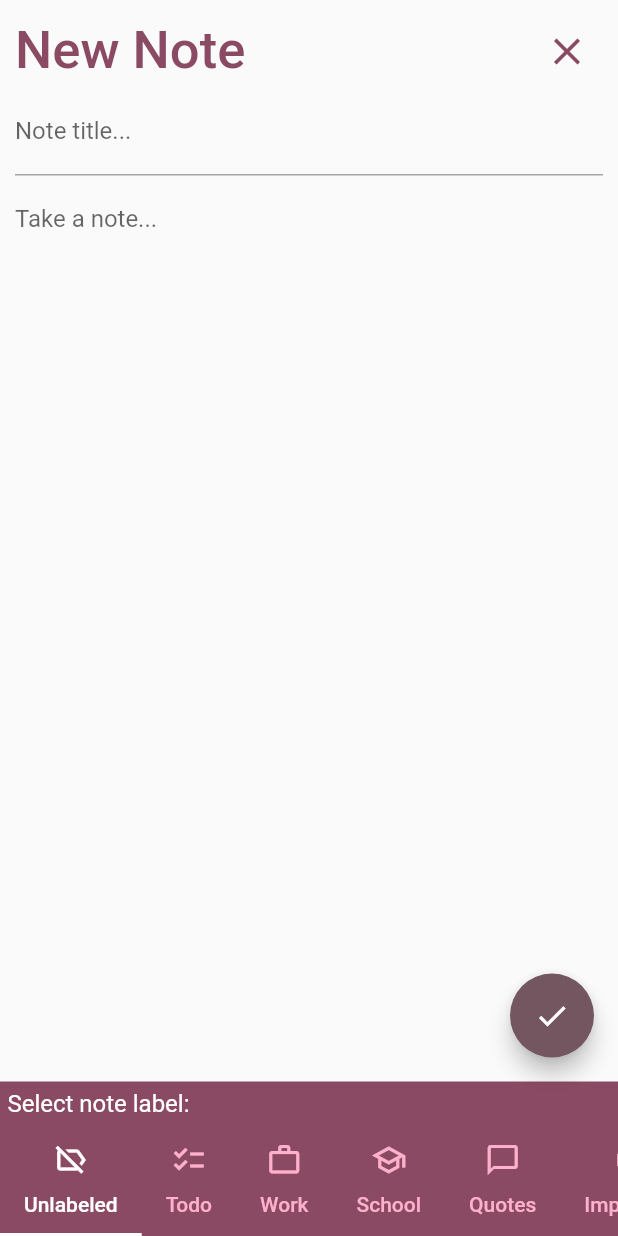
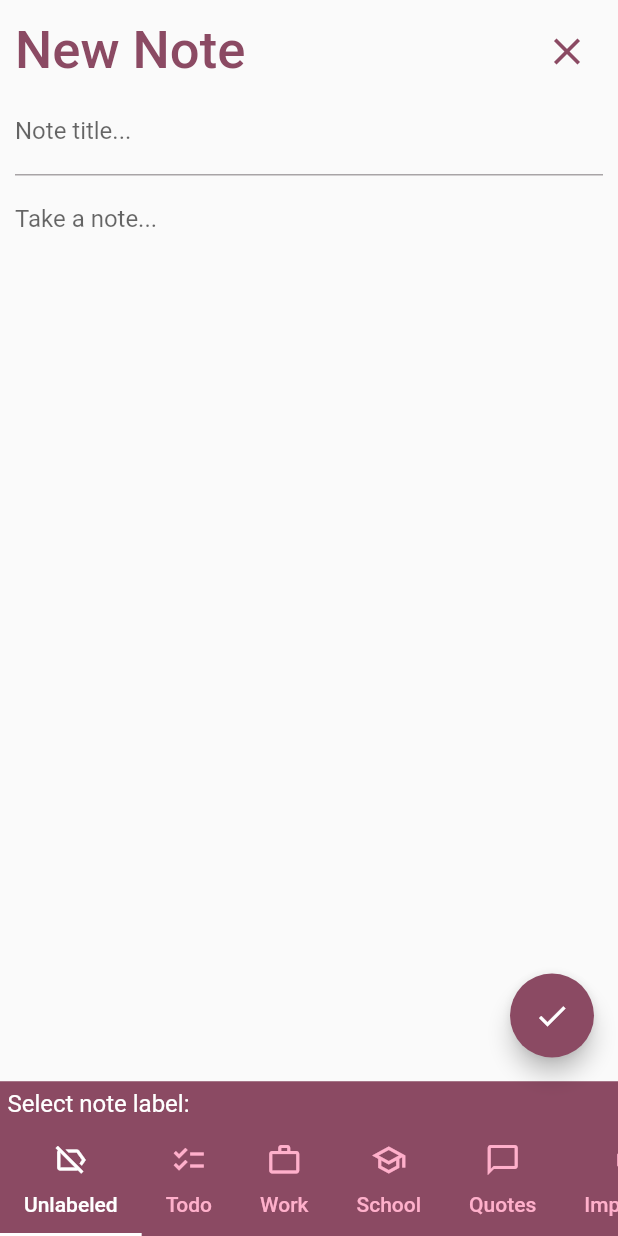
Before and after one commit to danratinac/cpd_notes_app, a Flutter app: the screen it shows after launch, tab 2 chosen, after a tap on the "note add" icon, on a phone screen of 412 x 824 dp. Run offline on Flutter 3.47's test engine with Material 2 defaults, Android fonts, the phone set to English and light mode, and no system bars; our stand-ins replace fluttertoast.

Commit message:
final update

```diff
--- a/lib/main.dart
+++ b/lib/main.dart
@@ -128,7 +128,12 @@ class HomeScreen extends StatelessWidget {
                 .toList(),
           ),
         ),
-        bottomNavigationBar: const LabelsAppBar(),
+        bottomNavigationBar: ColoredBox(
+          color: theme.colorScheme.primary,
+          child: const SafeArea(
+            child: LabelsAppBar(),
+          ),
+        ),
         floatingActionButton: FloatingActionButton(
           onPressed: () {
             appState.changeCurrentLabel(0);
@@ -137,6 +142,7 @@ class HomeScreen extends StatelessWidget {
               MaterialPageRoute(builder: (context) => const NewNoteScreen()),
             );
           },
+          backgroundColor: theme.colorScheme.primary,
           tooltip: 'Add Note',
           child: const Icon(Icons.note_add_outlined),
         ),
@@ -226,11 +232,16 @@ class _NewNoteScreenState extends State<NewNoteScreen> {
             appState.addNote(titleController.text, noteController.text);
             Navigator.pop(context);
           },
+          backgroundColor: theme.colorScheme.primary,
           tooltip: 'Confirm',
           child: const Icon(Icons.check),
         ),
-        bottomNavigationBar:
-            const LabelsAppBarWithTitle(title: 'Select note label:'),
+        bottomNavigationBar: ColoredBox(
+          color: theme.colorScheme.primary,
+          child: const SafeArea(
+            child: LabelsAppBarWithTitle(title: 'Select note label:'),
+          ),
+        ),
       ),
     );
   }
@@ -355,11 +366,16 @@ class _EditNoteScreenState extends State<EditNoteScreen> {
                 widget.noteIndex, titleController.text, noteController.text);
             Navigator.pop(context);
           },
+          backgroundColor: theme.colorScheme.primary,
           tooltip: 'Confirm',
           child: const Icon(Icons.check),
         ),
-        bottomNavigationBar:
-            const LabelsAppBarWithTitle(title: 'Select note label:'),
+        bottomNavigationBar: ColoredBox(
+          color: theme.colorScheme.primary,
+          child: const SafeArea(
+            child: LabelsAppBarWithTitle(title: 'Select note label:'),
+          ),
+        ),
       ),
     );
   }
@@ -385,7 +401,7 @@ class LabelPage extends StatelessWidget {
       crossAxisAlignment: CrossAxisAlignment.start,
       children: [
         Padding(
-          padding: const EdgeInsets.all(10.0),
+          padding: const EdgeInsets.only(top: 10.0, left: 10.0, right: 10.0),
           child: Text(
             '$title Notes',
             style: titleTheme,
@@ -590,8 +606,7 @@ class NoteDisplay extends StatelessWidget {
                   child: Text(
                     appState.notes[noteDataIndex[0]][noteDataIndex[1]].text,
                     style: textTheme,
-                    overflow: TextOverflow.ellipsis,
-                    maxLines: 5,
+                    overflow: TextOverflow.fade,
                   ),
                 )
               ],
```
